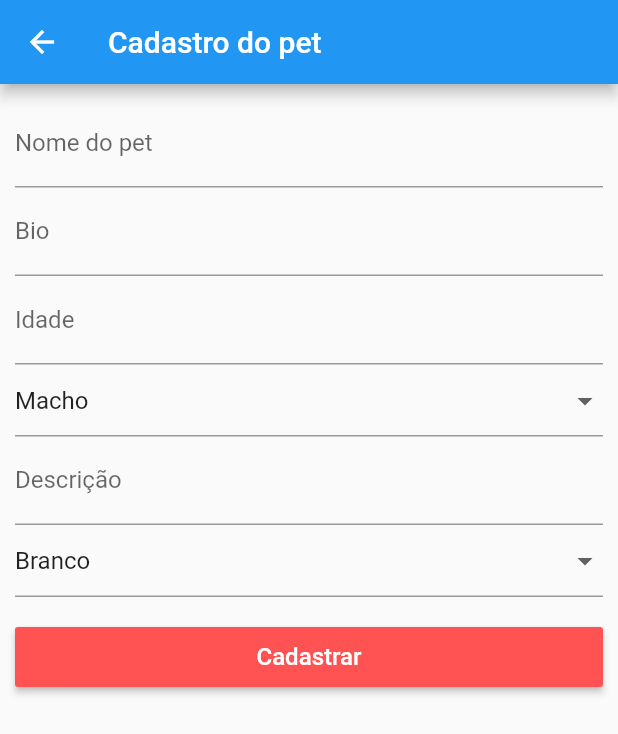
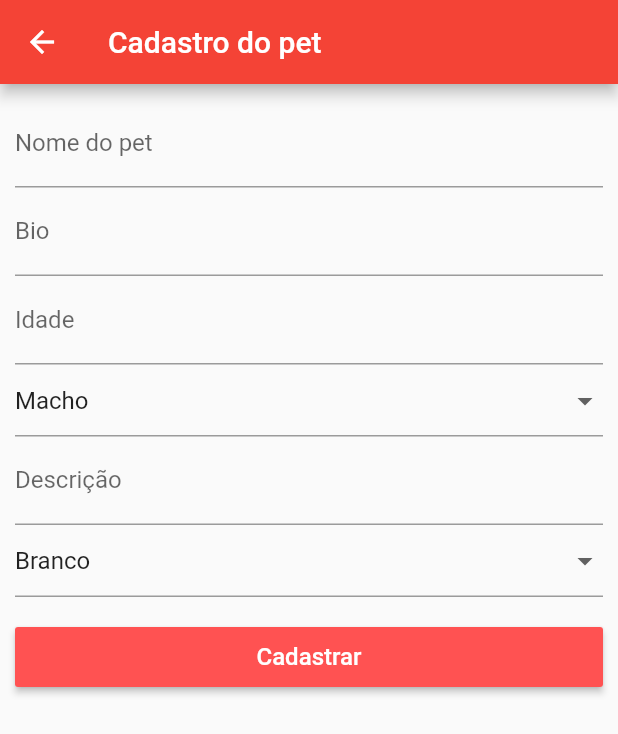
Before and after one commit to DouglasOrtizOliveira/lifepet_app, a Flutter app: the FormPetScreen screen opened directly, on a phone screen of 412 x 824 dp. Shown: the top 734 px of the screen. Run offline on Flutter 3.47's test engine with Material 2 defaults, Android fonts, the phone set to English and light mode, and no system bars.

Commit message:
Projeto finalizado

```diff
--- a/lib/main.dart
+++ b/lib/main.dart
@@ -14,7 +14,7 @@ class Main extends StatelessWidget {
       title: "Pet Life",
       home: LoginScreen(),
       theme: ThemeData(
-        primaryColor: Colors.redAccent,
+        primarySwatch: Colors.red,
       ),
       debugShowCheckedModeBanner: false,
     );
--- a/lib/services/pet_service.dart
+++ b/lib/services/pet_service.dart
@@ -32,6 +32,16 @@ class PetService {
         cor: "Preto",
         bio: "Sou um pinsher elétrico",
         id: "2"
+    ));
+    _petList.add(Pet(
+        nome: "Narutinho",
+        imageUrl: 'assets/images/narutinho.jpg',
+        descricao: "Um ninja da folha",
+        idade: 2,
+        sexo: "Macho",
+        cor: "Preto",
+        bio: "Serei hokage com certeza, to certo",
+        id: "3"
     ));
   }
 
```
Also changed, not shown: assets/images/narutinho.jpg (added), 2 other files.
